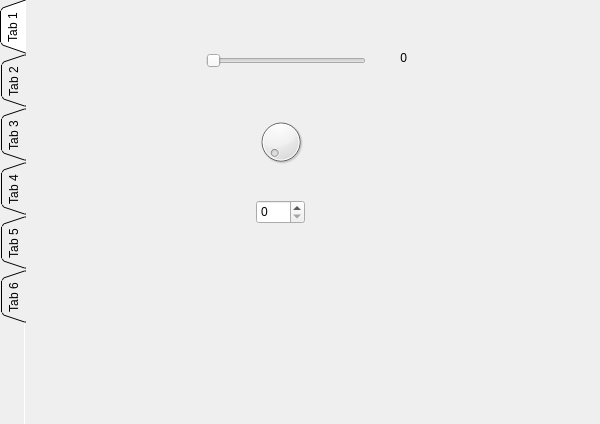
First picture: the form in dialog.ui, repository jbw3/QtWidgetTest, before the edit.
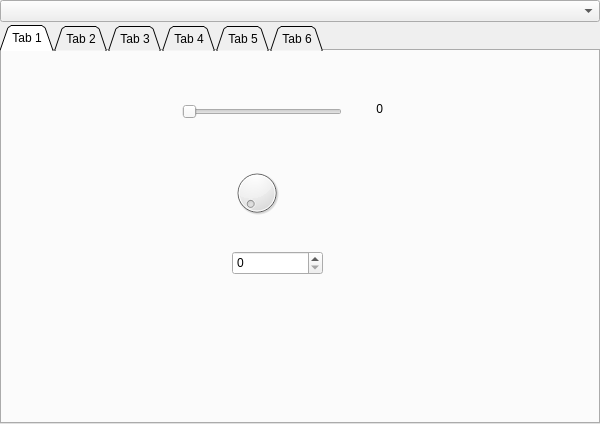
Second picture: the form after the edit. The open tabs and pages were chosen to show the change.

Commit message: Adding blue style. Also, adding more widgets in dark style

What changed in the file:
```diff
--- a/dialog.ui
+++ b/dialog.ui
@@ -13,7 +13,10 @@
   <property name="windowTitle">
    <string>Dialog</string>
   </property>
-  <layout class="QHBoxLayout" name="horizontalLayout">
+  <layout class="QVBoxLayout" name="verticalLayout_6">
+   <property name="spacing">
+    <number>3</number>
+   </property>
    <property name="leftMargin">
     <number>0</number>
    </property>
@@ -26,11 +29,11 @@
    <property name="bottomMargin">
     <number>0</number>
    </property>
+   <item>
+    <widget class="QComboBox" name="styleComboBox"/>
+   </item>
    <item>
     <widget class="QTabWidget" name="tabWidget">
-     <property name="tabPosition">
-      <enum>QTabWidget::West</enum>
-     </property>
      <property name="tabShape">
       <enum>QTabWidget::Triangular</enum>
      </property>
@@ -43,9 +46,6 @@
        <height>16</height>
       </size>
      </property>
-     <property name="documentMode">
-      <bool>true</bool>
-     </property>
      <property name="movable">
       <bool>true</bool>
      </property>
@@ -97,7 +97,7 @@
         <rect>
          <x>230</x>
          <y>200</y>
-         <width>49</width>
+         <width>91</width>
          <height>24</height>
         </rect>
        </property>
```
Left out of the diff: 2 changed lines with no effect on the pictures. The commit also changes 6 other files.
